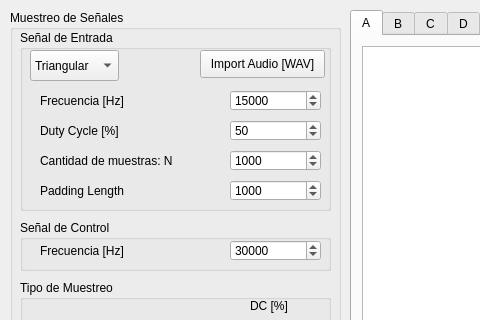
First picture: the form in qt_gui.ui, repository agussolari/assd_tp1_gui, before the edit; both pictures show x 0 to 480 and y 0 to 320 of the 1190 by 733 pixel window.
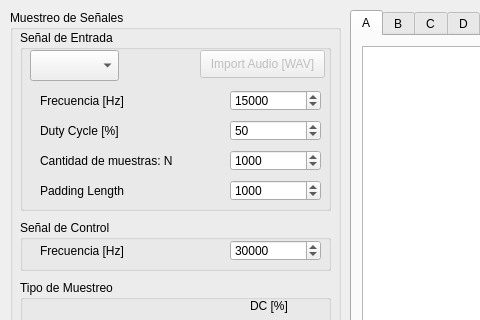
Second picture: the form after the edit. Custom widgets are drawn as their Qt base class.

```diff
--- a/qt_gui.ui
+++ b/qt_gui.ui
@@ -97,6 +97,9 @@
      <property name="title">
       <string>Señal de Entrada</string>
      </property>
+     <property name="flat">
+      <bool>false</bool>
+     </property>
      <widget class="QComboBox" name="box_typeInputSignal">
       <property name="geometry">
        <rect>
@@ -107,7 +110,7 @@
        </rect>
       </property>
       <property name="currentIndex">
-       <number>2</number>
+       <number>-1</number>
       </property>
       <item>
        <property name="text">
@@ -190,7 +193,7 @@
      </widget>
      <widget class="QPushButton" name="import_button">
       <property name="enabled">
-       <bool>true</bool>
+       <bool>false</bool>
       </property>
       <property name="geometry">
        <rect>
```
Left out of the diff: 3 changed lines with no effect on the pictures.
